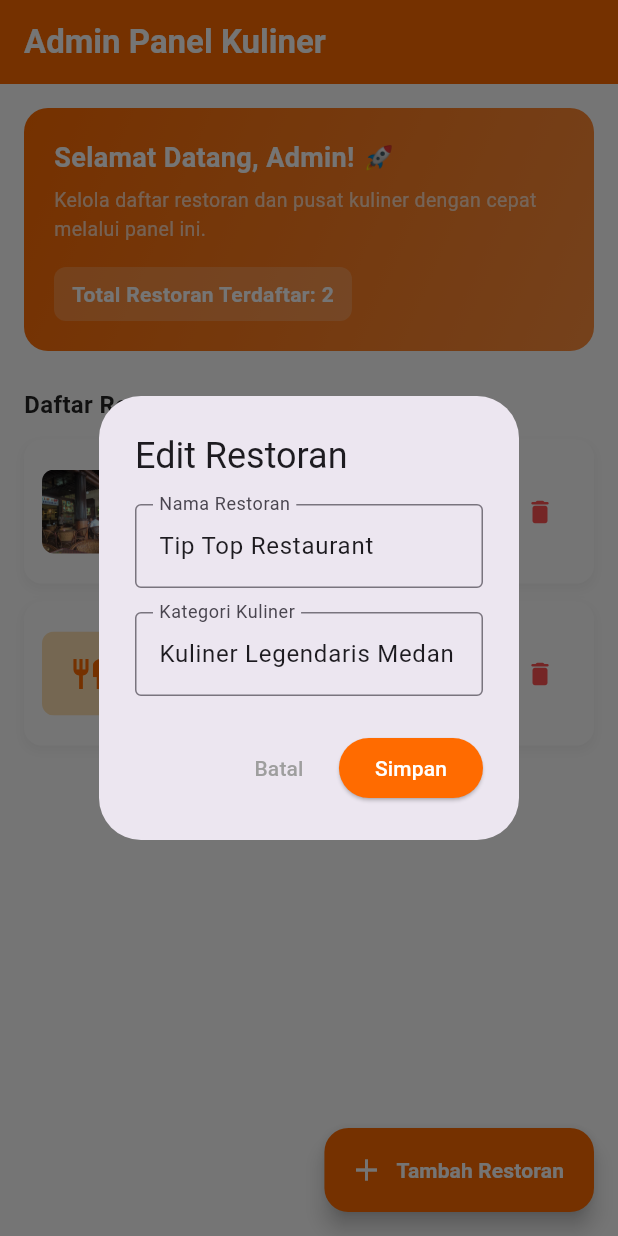
After one commit to Zaskiah-Angreani/menupedia, a Flutter app: the AdminScreen screen opened directly, after a tap on the "edit" icon, on a phone screen of 412 x 824 dp. The commit adds this screen. Run offline on Flutter 3.47's test engine with Material 3 defaults, Android fonts, the phone set to English and light mode, and no system bars.

Commit message:
Update login and admin screen

```diff
--- /dev/null
+++ b/lib/screens/admin_screen.dart
@@ -0,0 +1,282 @@
+import 'package:flutter/material.dart';
+
+class AdminScreen extends StatefulWidget {
+  final List<Map<String, dynamic>>? restaurants;
+
+  const AdminScreen({
+    super.key,
+    this.restaurants,
+  });
+
+  @override
+  State<AdminScreen> createState() => _AdminScreenState();
+}
+
+class _AdminScreenState extends State<AdminScreen> {
+  late List<Map<String, dynamic>> _restaurantList;
+
+  @override
+  void initState() {
+    super.initState();
+    _restaurantList = widget.restaurants ?? [
+      {
+        'id': '1',
+        'name': 'Tip Top Restaurant',
+        'category': 'Kuliner Legendaris Medan',
+        'image': 'assets/images/tiptop.png',
+      },
+      {
+        'id': '2',
+        'name': 'Bihun Bebek Asie',
+        'category': 'Kuliner Malam Medan',
+        'image': 'assets/images/bihun_bebek.png',
+      },
+    ];
+  }
+
+  void _showRestaurantDialog({Map<String, dynamic>? restaurant}) {
+    final isEditing = restaurant != null;
+    final nameController = TextEditingController(text: restaurant?['name'] ?? '');
+    final categoryController = TextEditingController(text: restaurant?['category'] ?? '');
+
+    showDialog(
+      context: context,
+      builder: (context) => AlertDialog(
+        title: Text(isEditing ? 'Edit Restoran' : 'Tambah Restoran Baru'),
+        content: Column(
+          mainAxisSize: MainAxisSize.min,
+          children: [
+            TextField(
+              controller: nameController,
+              decoration: const InputDecoration(
+                labelText: 'Nama Restoran',
+                border: OutlineInputBorder(),
+              ),
+            ),
+            const SizedBox(height: 16),
+            TextField(
+              controller: categoryController,
+              decoration: const InputDecoration(
+                labelText: 'Kategori Kuliner',
+                border: OutlineInputBorder(),
+              ),
+            ),
+          ],
+        ),
+        actions: [
+          TextButton(
+            onPressed: () => Navigator.pop(context),
+            child: const Text('Batal', style: TextStyle(color: Colors.grey)),
+          ),
+          ElevatedButton(
+            style: ElevatedButton.styleFrom(
+              backgroundColor: const Color(0xFFFF6B00),
+              foregroundColor: Colors.white,
+            ),
+            onPressed: () {
+              if (nameController.text.isNotEmpty && categoryController.text.isNotEmpty) {
+                setState(() {
+                  if (isEditing) {
+                    final index = _restaurantList.indexWhere((r) => r['id'] == restaurant['id']);
+                    if (index != -1) {
+                      _restaurantList[index] = {
+                        'id': restaurant['id'],
+                        'name': nameController.text,
+                        'category': categoryController.text,
+                        'image': restaurant['image'] ?? 'assets/images/tiptop.png',
+                      };
+                    }
+                  } else {
+                    _restaurantList.add({
+                      'id': DateTime.now().millisecondsSinceEpoch.toString(),
+                      'name': nameController.text,
+                      'category': categoryController.text,
+                      'image': 'assets/images/tiptop.png',
+                    });
+                  }
+                });
+                Navigator.pop(context);
+              }
+            },
+            child: Text(isEditing ? 'Simpan' : 'Tambah'),
+          ),
+        ],
+      ),
+    );
+  }
+
+  void _confirmDelete(String id, String name) {
+    showDialog(
+      context: context,
+      builder: (context) => AlertDialog(
+        title: const Text('Hapus Restoran'),
+        content: Text('Apakah kamu yakin ingin menghapus "$name"?'),
+        actions: [
+          TextButton(
+            onPressed: () => Navigator.pop(context),
+            child: const Text('Batal', style: TextStyle(color: Colors.grey)),
+          ),
+          ElevatedButton(
+            style: ElevatedButton.styleFrom(backgroundColor: Colors.red, foregroundColor: Colors.white),
+            onPressed: () {
+              setState(() {
+                _restaurantList.removeWhere((r) => r['id'] == id);
+              });
+              Navigator.pop(context);
+            },
+            child: const Text('Hapus'),
+          ),
+        ],
+      ),
+    );
+  }
+
+  @override
+  Widget build(BuildContext context) {
+    return Scaffold(
+      appBar: AppBar(
+        title: const Text('Admin Panel Kuliner', style: TextStyle(fontWeight: FontWeight.bold)),
+        backgroundColor: const Color(0xFFFF6B00),
+        foregroundColor: Colors.white,
+        elevation: 0,
+      ),
+      body: SingleChildScrollView(
+        padding: const EdgeInsets.all(16.0),
+        child: Column(
+          crossAxisAlignment: CrossAxisAlignment.start,
+          children: [
+            Container(
+              width: double.infinity,
+              padding: const EdgeInsets.all(20),
+              decoration: BoxDecoration(
+                gradient: const LinearGradient(
+                  colors: [Color(0xFFFF6B00), Color(0xFFFF8E3C)],
+                  begin: Alignment.topLeft,
+                  end: Alignment.bottomRight,
+                ),
+                borderRadius: BorderRadius.circular(16),
+              ),
+              child: Column(
+                crossAxisAlignment: CrossAxisAlignment.start,
+                children: [
+                  const Text(
+                    'Selamat Datang, Admin! 🚀',
+                    style: TextStyle(color: Colors.white, fontSize: 18, fontWeight: FontWeight.bold),
+                  ),
+                  const SizedBox(height: 6),
+                  const Text(
+                    'Kelola daftar restoran dan pusat kuliner dengan cepat melalui panel ini.',
+                    style: TextStyle(color: Colors.white70, fontSize: 13),
+                  ),
+                  const SizedBox(height: 16),
+                  Container(
+                    padding: const EdgeInsets.symmetric(horizontal: 12, vertical: 8),
+                    decoration: BoxDecoration(
+                      color: Colors.white.withOpacity(0.2),
+                      borderRadius: BorderRadius.circular(8),
+                    ),
+                    child: Text(
+                      'Total Restoran Terdaftar: ${_restaurantList.length}',
+                      style: const TextStyle(color: Colors.white, fontWeight: FontWeight.w600),
+                    ),
+                  ),
+                ],
+              ),
+            ),
+            const SizedBox(height: 24),
+            const Text(
+              'Daftar Restoran',
+              style: TextStyle(fontSize: 16, fontWeight: FontWeight.bold, color: Colors.black87),
+            ),
+            const SizedBox(height: 12),
+            _restaurantList.isEmpty
+                ? Center(
+                    child: Padding(
+                      padding: const EdgeInsets.symmetric(vertical: 32),
+                      child: Column(
+                        children: [
+                          Icon(Icons.restaurant_menu, size: 48, color: Colors.grey.shade400),
+                          const SizedBox(height: 8),
+                          Text('Belum ada data restoran', style: TextStyle(color: Colors.grey.shade600)),
+                        ],
+                      ),
+                    ),
+                  )
+                : ListView.builder(
+                    shrinkWrap: true,
+                    physics: const NeverScrollableScrollPhysics(),
+                    itemCount: _restaurantList.length,
+                    itemBuilder: (context, index) {
+                      final resto = _restaurantList[index];
+                      return Container(
+                        margin: const EdgeInsets.only(bottom: 12),
+                        decoration: BoxDecoration(
+                          color: Colors.white,
+                          borderRadius: BorderRadius.circular(12),
+                          boxShadow: [
+                            BoxShadow(
+                              color: Colors.grey.withOpacity(0.1),
+                              spreadRadius: 1,
+                              blurRadius: 6,
+                              offset: const Offset(0, 3),
+                            ),
+                          ],
+                        ),
+                        child: ListTile(
+                          contentPadding: const EdgeInsets.all(12),
+                          leading: ClipRRect(
+                            borderRadius: BorderRadius.circular(8),
+                            child: Image.asset(
+                              resto['image'] ?? 'assets/images/tiptop.png',
+                              width: 60,
+                              height: 60,
+                              fit: BoxFit.cover,
+                              errorBuilder: (context, error, stackTrace) => Container(
+                                width: 60,
+                                height: 60,
+                                color: Colors.orange.shade100,
+                                child: const Icon(Icons.restaurant, color: Color(0xFFFF6B00)),
+                              ),
+                            ),
+                          ),
+                          title: Text(
+                            resto['name'] ?? '',
+                            style: const TextStyle(fontWeight: FontWeight.bold, fontSize: 15),
+                          ),
+                          subtitle: Padding(
+                            padding: const EdgeInsets.only(top: 4),
+                            child: Text(
+                              resto['category'] ?? '',
+                              style: TextStyle(color: Colors.grey.shade600, fontSize: 13),
+                            ),
+                          ),
+                          trailing: Row(
+                            mainAxisSize: MainAxisSize.min,
+                            children: [
+                              IconButton(
+                                icon: const Icon(Icons.edit_rounded, color: Colors.blue, size: 20),
+                                onPressed: () => _showRestaurantDialog(restaurant: resto),
+                              ),
+                              IconButton(
+                                icon: const Icon(Icons.delete_rounded, color: Colors.redAccent, size: 20),
+                                onPressed: () => _confirmDelete(resto['id'], resto['name']),
+                              ),
+                            ],
+                          ),
+                        ),
+                      );
+                    },
+                  ),
+          ],
+        ),
+      ),
+      floatingActionButton: FloatingActionButton.extended(
+        onPressed: () => _showRestaurantDialog(),
+        backgroundColor: const Color(0xFFFF6B00),
+        foregroundColor: Colors.white,
+        icon: const Icon(Icons.add),
+        label: const Text('Tambah Restoran', style: TextStyle(fontWeight: FontWeight.bold)),
+      ),
+    );
+  }
+}
--- a/lib/screens/login_screen.dart
+++ b/lib/screens/login_screen.dart
@@ -1,6 +1,7 @@
 import 'package:flutter/material.dart';
 import 'register_screen.dart';
 import 'home_screen.dart';
+import 'admin_screen.dart'; // Tambahan import halaman admin
 import '../models/user_data.dart';
 
 class LoginScreen extends StatefulWidget {
@@ -63,6 +64,10 @@ class _LoginScreenState extends State<LoginScreen> {
                           if (value == null || value.trim().isEmpty) {
                             return 'Email tidak boleh kosong';
                           }
+                          // Izinkan email khusus admin
+                          if (value.trim() == 'admin@menupedia.com') {
+                            return null;
+                          }
                           if (!value.trim().endsWith('@gmail.com')) {
                             return 'Email harus menggunakan @gmail.com';
                           }
@@ -84,7 +89,7 @@ class _LoginScreenState extends State<LoginScreen> {
                           if (value == null || value.isEmpty) {
                             return 'Password tidak boleh kosong';
                           }
-                          if (value.length < 8) {
+                          if (value.length < 8 && _emailController.text.trim() != 'admin@menupedia.com') {
                             return 'Password minimal harus 8 karakter/angka';
                           }
                           return null;
@@ -99,7 +104,16 @@ class _LoginScreenState extends State<LoginScreen> {
                             final inputEmail = _emailController.text.trim();
                             final inputPassword = _passwordController.text;
 
-                            if (UserData.email.isEmpty || UserData.password.isEmpty) {
+                            // 1. CEK LOGIN ADMIN KHUSUS
+                            if (inputEmail == 'admin@menupedia.com' && inputPassword == 'admin123') {
+                              Navigator.of(context).pushReplacement(
+                                MaterialPageRoute(
+                                  builder: (context) => const AdminScreen(),
+                                ),
+                              );
+                            }
+                            // 2. CEK USER BIASA BERDASARKAN UserData
+                            else if (UserData.email.isEmpty || UserData.password.isEmpty) {
                               ScaffoldMessenger.of(context).showSnackBar(
                                 const SnackBar(
                                   content: Text(
@@ -109,8 +123,8 @@ class _LoginScreenState extends State<LoginScreen> {
                                 ),
                               );
                             } else if (
-                            inputEmail != UserData.email ||
-                                inputPassword != UserData.password
+                              inputEmail != UserData.email ||
+                              inputPassword != UserData.password
                             ) {
                               ScaffoldMessenger.of(context).showSnackBar(
                                 const SnackBar(
```
